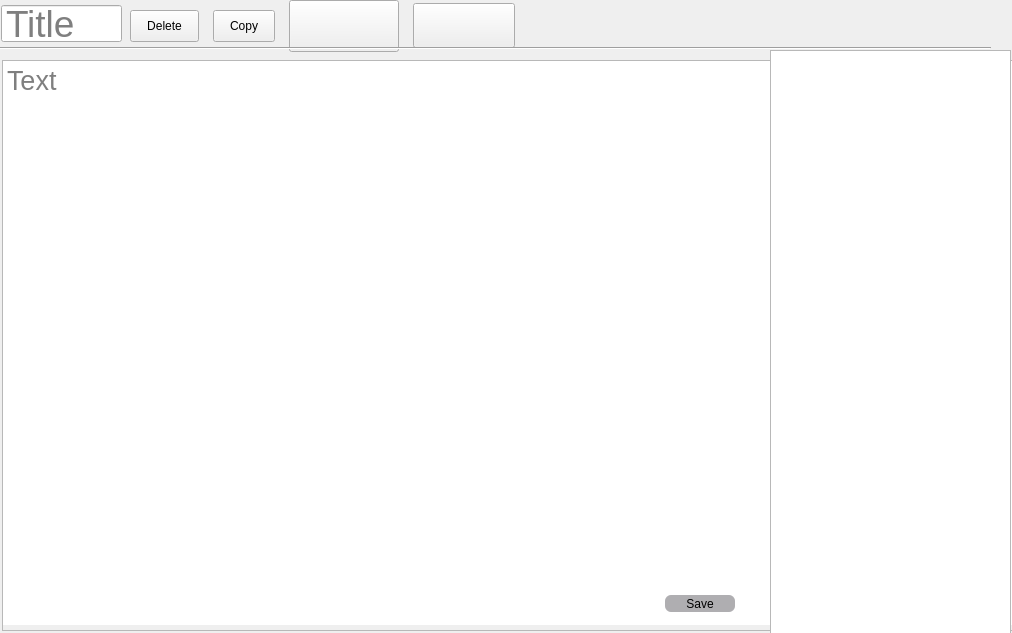
Qt form gui/phrase_generation/phrase_generation.ui (LotusAndCompany/devtools) before a commit.
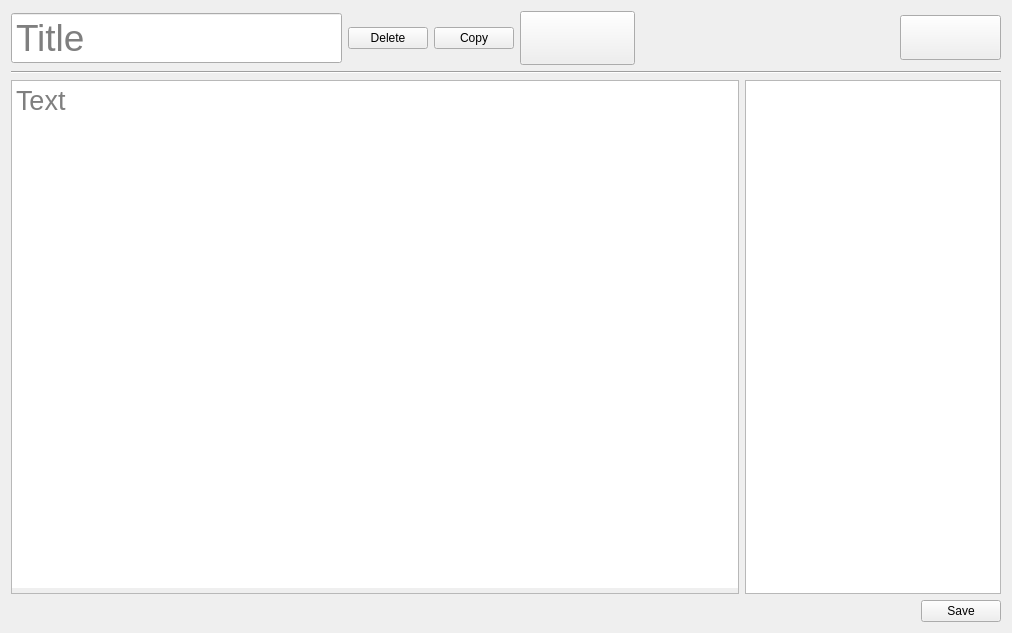
The same form after that commit. Icons and pictures are not drawn.

Commit message: feat: update save button position

Diff of the .ui file:
```diff
--- a/gui/phrase_generation/phrase_generation.ui
+++ b/gui/phrase_generation/phrase_generation.ui
@@ -19,129 +19,57 @@
   <property name="windowTitle">
    <string>Form</string>
   </property>
-  <widget class="Line" name="line">
-   <property name="geometry">
-    <rect>
-     <x>0</x>
-     <y>40</y>
-     <width>991</width>
-     <height>16</height>
-    </rect>
-   </property>
-   <property name="sizePolicy">
-    <sizepolicy hsizetype="Expanding" vsizetype="Fixed">
-     <horstretch>0</horstretch>
-     <verstretch>0</verstretch>
-    </sizepolicy>
-   </property>
-   <property name="orientation">
-    <enum>Qt::Horizontal</enum>
-   </property>
-  </widget>
-  <widget class="QPushButton" name="saveButton">
-   <property name="geometry">
-    <rect>
-     <x>665</x>
-     <y>595</y>
-     <width>100</width>
-     <height>32</height>
-    </rect>
-   </property>
-   <property name="sizePolicy">
-    <sizepolicy hsizetype="Fixed" vsizetype="Fixed">
-     <horstretch>0</horstretch>
-     <verstretch>0</verstretch>
-    </sizepolicy>
-   </property>
-   <property name="font">
-    <font>
-     <kerning>true</kerning>
-    </font>
-   </property>
-   <property name="styleSheet">
-    <string notr="true">margin-right: 30px;
-margin-bottom: 15px;
-padding-top: 3px;
-padding-bottom: 3px;
-padding-left: 10px;
-padding-right: 10px;
-border-radius: 6px;
-background-color: rgb(175, 174, 177);</string>
-   </property>
-   <property name="text">
-    <string>Save</string>
-   </property>
-  </widget>
-  <widget class="QTreeWidget" name="titleTreeWidget">
-   <property name="geometry">
-    <rect>
-     <x>770</x>
-     <y>50</y>
-     <width>241</width>
-     <height>600</height>
-    </rect>
-   </property>
-   <property name="sizePolicy">
-    <sizepolicy hsizetype="MinimumExpanding" vsizetype="Expanding">
-     <horstretch>0</horstretch>
-     <verstretch>0</verstretch>
-    </sizepolicy>
-   </property>
-   <property name="styleSheet">
-    <string notr="true"/>
-   </property>
-   <property name="headerHidden">
-    <bool>true</bool>
-   </property>
-   <property name="columnCount">
-    <number>2</number>
-   </property>
-   <column>
-    <property name="text">
-     <string notr="true">1</string>
-    </property>
-   </column>
-   <column>
-    <property name="text">
-     <string notr="true">2</string>
-    </property>
-   </column>
-  </widget>
-  <widget class="QPlainTextEdit" name="templateText">
+  <layout class="QVBoxLayout" name="verticalLayout_2">
+   <item>
+    <layout class="QHBoxLayout" name="horizontalLayout">
+     <item>
+      <widget class="QLineEdit" name="templateTitle">
    <property name="enabled">
     <bool>true</bool>
    </property>
-   <property name="geometry">
-    <rect>
-     <x>2</x>
-     <y>60</y>
-     <width>1011</width>
-     <height>571</height>
-    </rect>
-   </property>
    <property name="font">
     <font>
-     <pointsize>20</pointsize>
+         <pointsize>28</pointsize>
     </font>
    </property>
    <property name="styleSheet">
-    <string notr="true">QPlainTextEdit {
-    padding: 0px 0px 5px 0px;
+        <string notr="true">QLineEdit {
+    padding: 2px 0px 2px 2px;
 }</string>
    </property>
    <property name="placeholderText">
-    <string>Text</string>
-   </property>
-  </widget>
+        <string>Title</string>
+       </property>
+      </widget>
+     </item>
+     <item>
+      <widget class="QPushButton" name="deleteButton">
+       <property name="sizePolicy">
+        <sizepolicy hsizetype="Maximum" vsizetype="Fixed">
+         <horstretch>0</horstretch>
+         <verstretch>0</verstretch>
+        </sizepolicy>
+       </property>
+       <property name="text">
+        <string>Delete</string>
+       </property>
+      </widget>
+     </item>
+     <item>
+      <widget class="QPushButton" name="copyButton">
+       <property name="sizePolicy">
+        <sizepolicy hsizetype="Maximum" vsizetype="Fixed">
+         <horstretch>0</horstretch>
+         <verstretch>0</verstretch>
+        </sizepolicy>
+       </property>
+       <property name="text">
+        <string>Copy</string>
+       </property>
+      </widget>
+     </item>
+     <item>
   <widget class="QPushButton" name="addButton">
-   <property name="geometry">
-    <rect>
-     <x>289</x>
-     <y>0</y>
-     <width>110</width>
-     <height>52</height>
-    </rect>
-   </property>
    <property name="sizePolicy">
     <sizepolicy hsizetype="Maximum" vsizetype="Fixed">
      <horstretch>0</horstretch>
@@ -160,15 +88,22 @@
     <iconset theme="add"/>
    </property>
   </widget>
+     </item>
+     <item>
+      <spacer name="horizontalSpacer">
+       <property name="orientation">
+        <enum>Qt::Horizontal</enum>
+       </property>
+       <property name="sizeHint" stdset="0">
+        <size>
+         <width>40</width>
+         <height>20</height>
+        </size>
+       </property>
+      </spacer>
+     </item>
+     <item>
   <widget class="QPushButton" name="toggleTreeButton">
-   <property name="geometry">
-    <rect>
-     <x>413</x>
-     <y>3</y>
-     <width>102</width>
-     <height>45</height>
-    </rect>
-   </property>
    <property name="sizePolicy">
     <sizepolicy hsizetype="Maximum" vsizetype="Fixed">
      <horstretch>0</horstretch>
@@ -189,79 +124,118 @@
     <iconset theme="menu"/>
    </property>
   </widget>
-  <widget class="QPushButton" name="deleteButton">
-   <property name="geometry">
-    <rect>
-     <x>130</x>
-     <y>10</y>
-     <width>69</width>
-     <height>32</height>
-    </rect>
-   </property>
+     </item>
+    </layout>
+   </item>
+   <item>
+    <widget class="Line" name="line">
    <property name="sizePolicy">
-    <sizepolicy hsizetype="Maximum" vsizetype="Fixed">
+      <sizepolicy hsizetype="Expanding" vsizetype="Fixed">
      <horstretch>0</horstretch>
      <verstretch>0</verstretch>
     </sizepolicy>
    </property>
-   <property name="text">
-    <string>Delete</string>
-   </property>
-  </widget>
-  <widget class="QPushButton" name="copyButton">
-   <property name="geometry">
-    <rect>
-     <x>213</x>
-     <y>10</y>
-     <width>62</width>
-     <height>32</height>
-    </rect>
-   </property>
-   <property name="sizePolicy">
-    <sizepolicy hsizetype="Maximum" vsizetype="Fixed">
-     <horstretch>0</horstretch>
-     <verstretch>0</verstretch>
-    </sizepolicy>
-   </property>
-   <property name="text">
-    <string>Copy</string>
-   </property>
-  </widget>
-  <widget class="QLineEdit" name="templateTitle">
+     <property name="orientation">
+      <enum>Qt::Horizontal</enum>
+     </property>
+    </widget>
+   </item>
+   <item>
+    <layout class="QVBoxLayout" name="verticalLayout" stretch="1,0">
+     <item>
+      <layout class="QHBoxLayout" name="horizontalLayout_3">
+       <item>
+        <widget class="QPlainTextEdit" name="templateText">
    <property name="enabled">
     <bool>true</bool>
    </property>
-   <property name="geometry">
-    <rect>
-     <x>1</x>
-     <y>5</y>
-     <width>121</width>
-     <height>37</height>
-    </rect>
-   </property>
    <property name="font">
     <font>
-     <pointsize>28</pointsize>
+           <pointsize>20</pointsize>
     </font>
    </property>
    <property name="styleSheet">
-    <string notr="true">QLineEdit {
-    padding: 2px 0px 2px 2px;
+          <string notr="true">QPlainTextEdit {
+    padding: 0px 0px 5px 0px;
 }</string>
    </property>
    <property name="placeholderText">
-    <string>Title</string>
-   </property>
-  </widget>
-  <zorder>addButton</zorder>
-  <zorder>toggleTreeButton</zorder>
-  <zorder>deleteButton</zorder>
-  <zorder>copyButton</zorder>
-  <zorder>templateTitle</zorder>
-  <zorder>templateText</zorder>
-  <zorder>line</zorder>
-  <zorder>saveButton</zorder>
-  <zorder>titleTreeWidget</zorder>
+          <string>Text</string>
+         </property>
+        </widget>
+       </item>
+       <item>
+        <widget class="QTreeWidget" name="titleTreeWidget">
+         <property name="sizePolicy">
+          <sizepolicy hsizetype="Fixed" vsizetype="Expanding">
+           <horstretch>0</horstretch>
+           <verstretch>0</verstretch>
+          </sizepolicy>
+         </property>
+         <property name="styleSheet">
+          <string notr="true"/>
+         </property>
+         <property name="headerHidden">
+          <bool>true</bool>
+         </property>
+         <property name="columnCount">
+          <number>2</number>
+         </property>
+         <column>
+          <property name="text">
+           <string notr="true">1</string>
+          </property>
+         </column>
+         <column>
+          <property name="text">
+           <string notr="true">2</string>
+          </property>
+         </column>
+        </widget>
+       </item>
+      </layout>
+     </item>
+     <item>
+      <layout class="QHBoxLayout" name="horizontalLayout_2">
+       <item>
+        <spacer name="horizontalSpacer_2">
+         <property name="orientation">
+          <enum>Qt::Horizontal</enum>
+         </property>
+         <property name="sizeHint" stdset="0">
+          <size>
+           <width>40</width>
+           <height>20</height>
+          </size>
+         </property>
+        </spacer>
+       </item>
+       <item>
+        <widget class="QPushButton" name="saveButton">
+         <property name="sizePolicy">
+          <sizepolicy hsizetype="Fixed" vsizetype="Fixed">
+           <horstretch>0</horstretch>
+           <verstretch>0</verstretch>
+          </sizepolicy>
+         </property>
+         <property name="font">
+          <font>
+           <kerning>true</kerning>
+          </font>
+         </property>
+         <property name="styleSheet">
+          <string notr="true"/>
+         </property>
+         <property name="text">
+          <string>Save</string>
+         </property>
+        </widget>
+       </item>
+      </layout>
+     </item>
+    </layout>
+   </item>
+  </layout>
  </widget>
  <resources/>
  <connections/>
```
Lines whose indentation alone changed are shown as unchanged. The commit also changes 3 other files.
